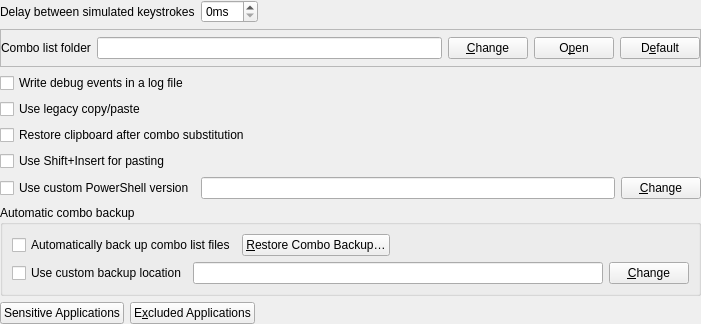
Above: Beeftext/Preferences/Panes/PrefPaneAdvanced.ui from jubalslone/Beeftext before the change. Below: the same form after it.
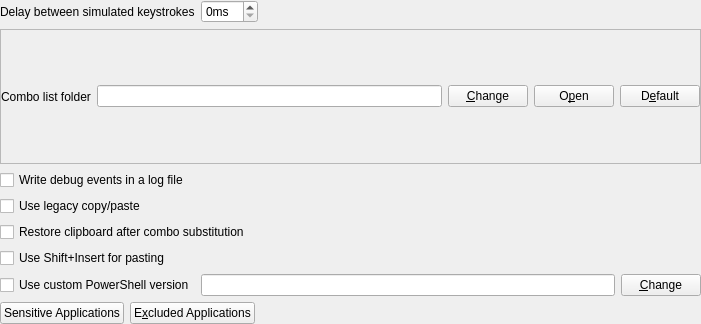
That is the form after the change.

Commit message: Simplify Lean combo import and export

The edit to the form file:
```diff
--- a/Beeftext/Preferences/Panes/PrefPaneAdvanced.ui
+++ b/Beeftext/Preferences/Panes/PrefPaneAdvanced.ui
@@ -175,74 +175,6 @@
      </item>
     </layout>
    </item>
-   <item>
-    <widget class="QGroupBox" name="groupboxAutoBackup">
-     <property name="title">
-      <string>Automatic combo backup</string>
-     </property>
-     <layout class="QVBoxLayout" name="verticalLayout_2">
-      <item>
-       <layout class="QHBoxLayout" name="horizontalLayout_14">
-        <item>
-         <widget class="QCheckBox" name="checkAutoBackup">
-          <property name="text">
-           <string>Automatically back up combo list files</string>
-          </property>
-         </widget>
-        </item>
-        <item>
-         <widget class="QPushButton" name="buttonRestoreBackup">
-          <property name="toolTip">
-           <string>Restore combos from an automatic backup.</string>
-          </property>
-          <property name="text">
-           <string>&amp;Restore Combo Backup…</string>
-          </property>
-         </widget>
-        </item>
-        <item>
-         <spacer name="horizontalSpacer_2">
-          <property name="orientation">
-           <enum>Qt::Horizontal</enum>
-          </property>
-          <property name="sizeHint" stdset="0">
-           <size>
-            <width>0</width>
-            <height>13</height>
-           </size>
-          </property>
-         </spacer>
-        </item>
-       </layout>
-      </item>
-      <item>
-       <layout class="QHBoxLayout" name="horizontalLayout_15">
-        <item>
-         <widget class="QCheckBox" name="checkUseCustomBackupLocation">
-          <property name="text">
-           <string>Use custom backup location</string>
-          </property>
-         </widget>
-        </item>
-        <item>
-         <widget class="QLineEdit" name="editCustomBackupLocation">
-          <property name="readOnly">
-           <bool>true</bool>
-          </property>
-         </widget>
-        </item>
-        <item>
-         <widget class="QPushButton" name="buttonChangeCustomBackupLocation">
-          <property name="text">
-           <string>&amp;Change</string>
-          </property>
-         </widget>
-        </item>
-       </layout>
-      </item>
-     </layout>
-    </widget>
-   </item>
    <item>
     <layout class="QHBoxLayout" name="horizontalLayout_6">
      <item>
```
The commit also changes 23 other files.
